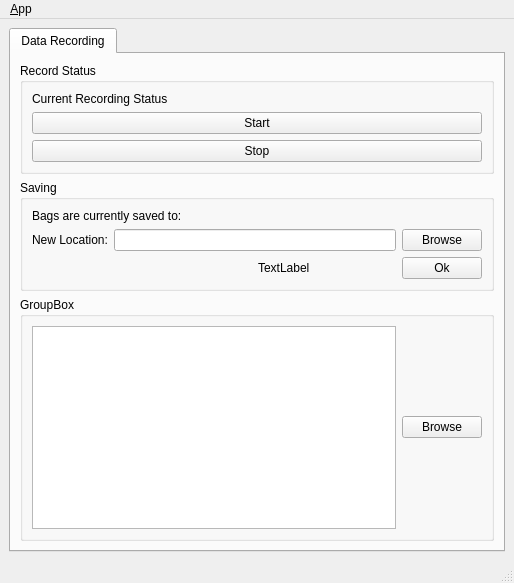
Old version of the form ui/main_window.ui in the repository FSC-Lab/ros_logger_gui.
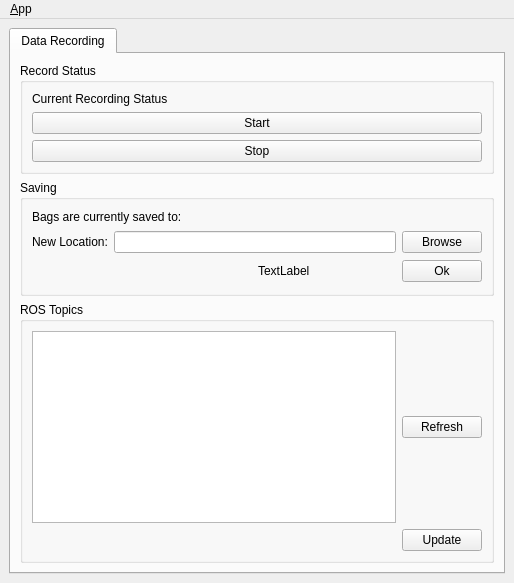
New version of the form. Icons and pictures are not drawn.

What changed in the file:
```diff
--- a/ui/main_window.ui
+++ b/ui/main_window.ui
@@ -218,21 +218,34 @@
            <bool>false</bool>
           </property>
           <property name="title">
-           <string>GroupBox</string>
+           <string>ROS Topics</string>
           </property>
           <layout class="QGridLayout" name="gridLayout_4">
-           <item row="0" column="0">
+           <item row="3" column="0">
             <widget class="QListWidget" name="listWidget">
              <property name="sizePolicy">
-              <sizepolicy hsizetype="Minimum" vsizetype="Expanding">
+              <sizepolicy hsizetype="Minimum" vsizetype="Minimum">
                <horstretch>0</horstretch>
                <verstretch>0</verstretch>
               </sizepolicy>
              </property>
             </widget>
            </item>
-           <item row="0" column="1">
-            <widget class="QPushButton" name="button_browse_dir_2">
+           <item row="4" column="1">
+            <widget class="QPushButton" name="button_update_topic">
+             <property name="sizePolicy">
+              <sizepolicy hsizetype="Fixed" vsizetype="Fixed">
+               <horstretch>0</horstretch>
+               <verstretch>0</verstretch>
+              </sizepolicy>
+             </property>
+             <property name="text">
+              <string>Update</string>
+             </property>
+            </widget>
+           </item>
+           <item row="3" column="1">
+            <widget class="QPushButton" name="button_refresh_topic">
              <property name="enabled">
               <bool>true</bool>
              </property>
@@ -249,7 +262,7 @@
               <string>Clear all waypoints and set the target to the current joint trajectory state.</string>
              </property>
              <property name="text">
-              <string>Browse</string>
+              <string>Refresh</string>
              </property>
             </widget>
            </item>
@@ -287,7 +300,6 @@
    </widget>
    <addaction name="menu_File"/>
   </widget>
-  <widget class="QStatusBar" name="statusbar"/>
   <action name="action_Quit">
    <property name="text">
     <string>&amp;Quit</string>
```
Left out of the diff: 3 changed lines with no effect on the pictures.
